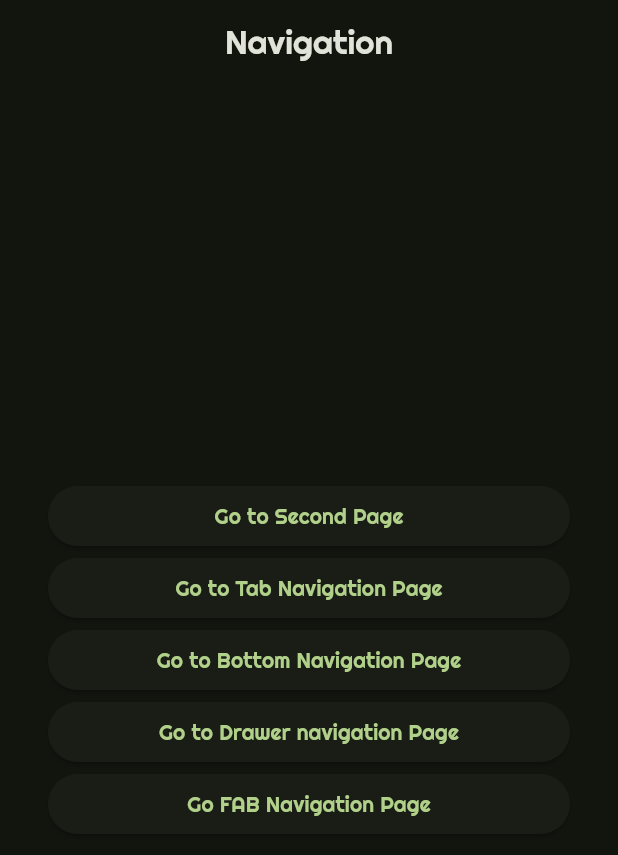
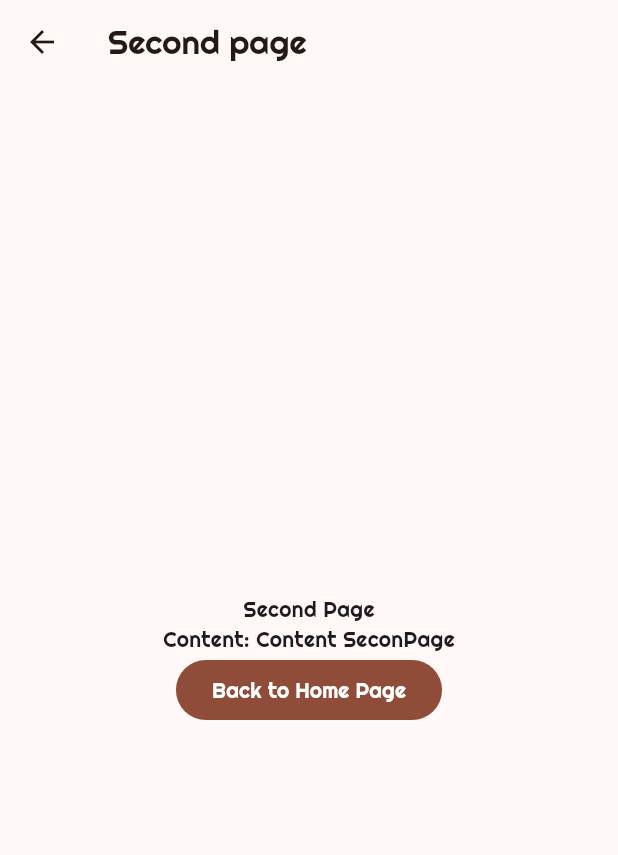
Before and after one commit to MuriloAltoe/navigation, a Flutter app: the screen it shows after launch, after a tap on "Go to Second Page", on a phone screen of 412 x 824 dp. Shown: the top 855 px of the screen. Run offline on Flutter 3.47's test engine with Material 3 defaults, Android fonts, the phone set to English and light mode, and no system bars; our stand-ins replace google_fonts.

```diff
--- a/lib/src/app.dart
+++ b/lib/src/app.dart
@@ -1,6 +1,10 @@
 import 'package:flutter/material.dart';
 import 'package:google_fonts/google_fonts.dart';
 import 'package:navigation/src/features/navigation/presentation/home_page.dart';
+import 'package:navigation/src/features/navigation/presentation/tab_navigation_page.dart';
+
+import 'features/navigation/presentation/bottom_navigation_page.dart';
+import 'features/navigation/presentation/drawer_navigation.dart';
 
 class App extends StatelessWidget {
   const App({super.key});
@@ -9,8 +13,8 @@ class App extends StatelessWidget {
   Widget build(BuildContext context) {
     return MaterialApp(
       theme: ThemeData(
-        brightness: Brightness.dark,
-        colorSchemeSeed: Colors.lightGreen,
+        brightness: Brightness.light,
+        colorSchemeSeed: Colors.deepOrange,
         textTheme: GoogleFonts.righteousTextTheme(
           Theme.of(context).textTheme,
         ),
@@ -18,6 +22,9 @@ class App extends StatelessWidget {
       initialRoute: '/',
       routes: {
         '/': (context) => const HomePage(),
+        '/tabs': (context) => const TabNavigationPage(),
+        '/bottom': (context) => const BottomNavigationPage(),
+        '/drawer': (context) => const DrawerNavigation(),
       },
     );
   }
--- a/lib/src/features/navigation/presentation/home_page.dart
+++ b/lib/src/features/navigation/presentation/home_page.dart
@@ -1,4 +1,5 @@
 import 'package:flutter/material.dart';
+import 'package:navigation/src/features/navigation/presentation/second_page.dart';
 
 class HomePage extends StatelessWidget {
   const HomePage({super.key});
@@ -19,20 +20,33 @@ class HomePage extends StatelessWidget {
             crossAxisAlignment: CrossAxisAlignment.stretch,
             children: [
               ElevatedButton(
-                onPressed: () {},
+                onPressed: () {
+                  Navigator.of(context).push(
+                    MaterialPageRoute(
+                      builder: (context) =>
+                          const SecondPage(content: 'Content SeconPage'),
+                    ),
+                  );
+                },
                 child: const Text('Go to Second Page'),
               ),
               ElevatedButton(
-                onPressed: () {},
+                onPressed: () {
+                  Navigator.of(context).pushNamed('/tabs');
+                },
                 child: const Text('Go to Tab Navigation Page'),
               ),
               ElevatedButton(
-                onPressed: () {},
+                onPressed: () {
+                  Navigator.of(context).pushNamed('/bottom');
+                },
                 child: const Text('Go to Bottom Navigation Page'),
               ),
               ElevatedButton(
-                onPressed: () {},
-                child: const Text('Go to Drawer navigation Page'),
+                onPressed: () {
+                  Navigator.of(context).pushNamed('/drawer');
+                },
+                child: const Text('Go to Drawer Navigation Page'),
               ),
               ElevatedButton(
                 onPressed: () {},
--- /dev/null
+++ b/lib/src/features/navigation/presentation/second_page.dart
@@ -0,0 +1,31 @@
+import 'package:flutter/material.dart';
+
+class SecondPage extends StatelessWidget {
+  const SecondPage({super.key, required this.content});
+
+  final String content;
+
+  @override
+  Widget build(BuildContext context) {
+    return Scaffold(
+      appBar: AppBar(
+        title: const Text('Second page'),
+      ),
+      body: Center(
+        child: Column(
+          mainAxisAlignment: MainAxisAlignment.center,
+          children: [
+            const Text('Second Page'),
+            Text('Content: $content'),
+            FilledButton(
+              onPressed: () {
+                Navigator.of(context).pop();
+              },
+              child: const Text('Back to Home Page'),
+            )
+          ],
+        ),
+      ),
+    );
+  }
+}
```
Also changed, not shown: lib/src/features/navigation/presentation/bottom_navigation_page.dart (added, +76 -0 lines), lib/src/features/navigation/presentation/drawer_navigation.dart (added, +34 -0 lines), lib/src/features/navigation/presentation/tab_navigation_page.dart (added, +49 -0 lines).
